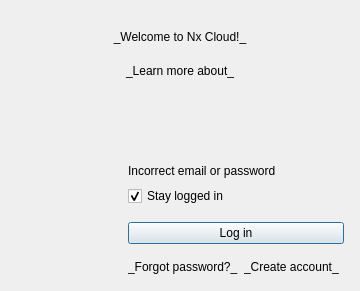
First picture: the form in client/nx_client_desktop/src/ui/dialogs/cloud/login_to_cloud_dialog.ui, repository networkoptix/nx_open, before the edit.
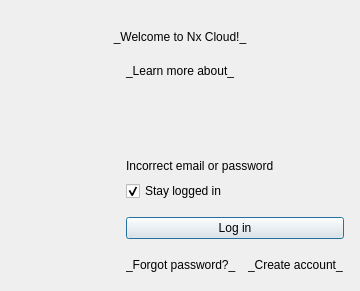
Second picture: the form after the edit. Custom widgets are drawn as their Qt base class.

Commit message:
VMS-6099: Too big spacing between links in login to cloud dialog
<==== Mercurial data ====>
Branch: vms_3.1_gui

```diff
--- a/client/nx_client_desktop/src/ui/dialogs/cloud/login_to_cloud_dialog.ui
+++ b/client/nx_client_desktop/src/ui/dialogs/cloud/login_to_cloud_dialog.ui
@@ -208,6 +208,9 @@
       <item row="9" column="1" colspan="2">
        <widget class="QWidget" name="linksWidget" native="true">
         <layout class="QHBoxLayout" name="horizontalLayout">
+         <property name="spacing">
+          <number>12</number>
+         </property>
          <property name="leftMargin">
           <number>0</number>
          </property>
@@ -258,6 +261,19 @@
            </property>
           </widget>
          </item>
+         <item>
+          <spacer name="horizontalSpacer">
+           <property name="orientation">
+            <enum>Qt::Horizontal</enum>
+           </property>
+           <property name="sizeHint" stdset="0">
+            <size>
+             <width>1</width>
+             <height>20</height>
+            </size>
+           </property>
+          </spacer>
+         </item>
         </layout>
        </widget>
       </item>
```
